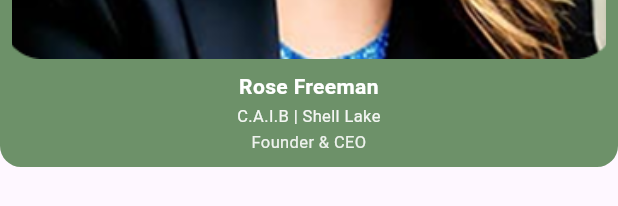
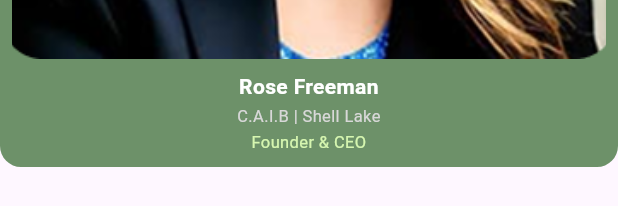
Before and after one commit to DeskTeam-360/willow_insurance, a Flutter app: the _StaffCard widget shown alone on an empty page, opened directly, on a phone screen of 412 x 824 dp. Shown: the part 547-753 px from the top of the screen. Run offline on Flutter 3.47's test engine with Material 3 defaults, Android fonts, the phone set to English and light mode, and no system bars; our stand-ins replace curved_navigation_bar, device_info_plus, flutter_html, flutter_svg, shared_preferences, sqflite and 2 more; accounts and stored records are empty; network calls fail.

Commit message:
fix about us

```diff
--- a/lib/main_menu/pages/about_us_page.dart
+++ b/lib/main_menu/pages/about_us_page.dart
@@ -414,7 +414,7 @@ class _StaffCard extends StatelessWidget {
                   detailLine,
                   textAlign: TextAlign.center,
                   style: TextStyle(
-                    color: Colors.white.withValues(alpha: 0.92),
+                    color: Color(0xFFD8D8D8),
                     fontSize: 11,
                     height: 1.25,
                   ),
@@ -424,7 +424,7 @@ class _StaffCard extends StatelessWidget {
                   roleLine,
                   textAlign: TextAlign.center,
                   style: TextStyle(
-                    color: Colors.white.withValues(alpha: 0.88),
+                    color: Color(0xFFD6F6B0),
                     fontSize: 11,
                     height: 1.25,
                   ),
```
